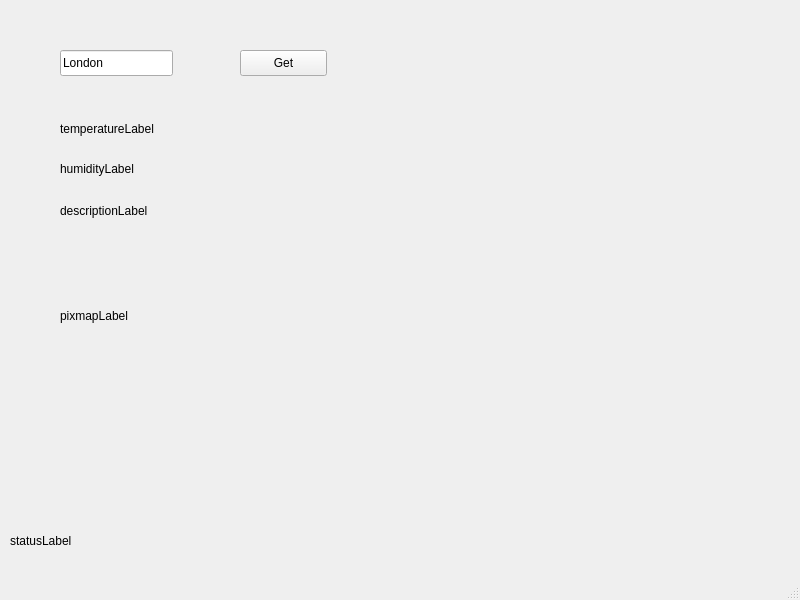
Before: the Qt Designer form WeatherApp/weather/mainwindow.ui in Djangoleg/LearnCpp, drawn with Qt 5.
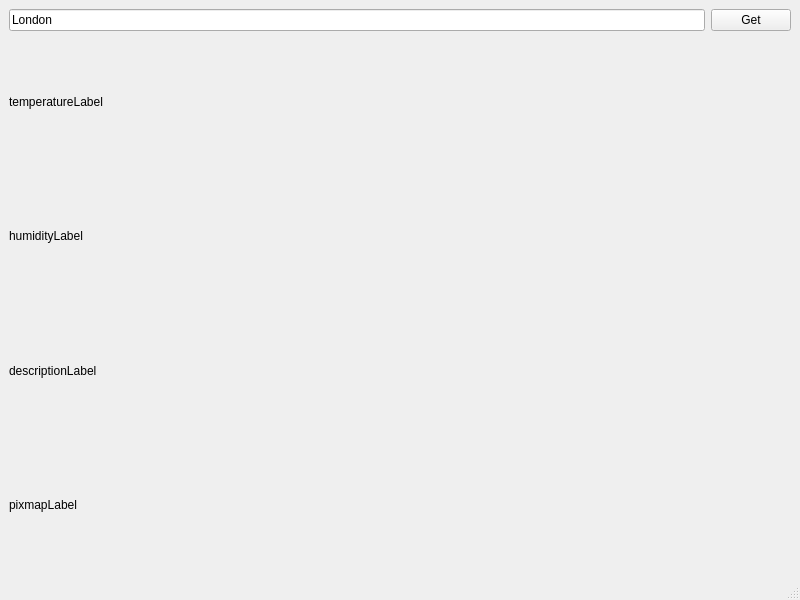
After: the same form once the commit is applied. Icons and pictures are not drawn.

Diff of the .ui file:
```diff
--- a/WeatherApp/weather/mainwindow.ui
+++ b/WeatherApp/weather/mainwindow.ui
@@ -14,97 +14,50 @@
    <string>MainWindow</string>
   </property>
   <widget class="QWidget" name="centralwidget">
+   <layout class="QGridLayout" name="gridLayout">
+    <item row="0" column="0">
    <widget class="QLineEdit" name="cityLineEdit">
-    <property name="geometry">
-     <rect>
-      <x>60</x>
-      <y>50</y>
-      <width>113</width>
-      <height>26</height>
-     </rect>
-    </property>
     <property name="text">
      <string>London</string>
     </property>
    </widget>
-   <widget class="QLabel" name="temperatureLabel">
-    <property name="geometry">
-     <rect>
-      <x>60</x>
-      <y>120</y>
-      <width>161</width>
-      <height>18</height>
-     </rect>
-    </property>
-    <property name="text">
-     <string>temperatureLabel</string>
-    </property>
-   </widget>
+    </item>
+    <item row="2" column="0">
    <widget class="QLabel" name="humidityLabel">
-    <property name="geometry">
-     <rect>
-      <x>60</x>
-      <y>160</y>
-      <width>151</width>
-      <height>18</height>
-     </rect>
-    </property>
     <property name="text">
      <string>humidityLabel</string>
     </property>
    </widget>
+    </item>
+    <item row="1" column="0">
+     <widget class="QLabel" name="temperatureLabel">
+      <property name="text">
+       <string>temperatureLabel</string>
+      </property>
+     </widget>
+    </item>
+    <item row="4" column="0">
+     <widget class="QLabel" name="pixmapLabel">
+      <property name="text">
+       <string>pixmapLabel</string>
+      </property>
+     </widget>
+    </item>
+    <item row="3" column="0" colspan="2">
    <widget class="QLabel" name="descriptionLabel">
-    <property name="geometry">
-     <rect>
-      <x>60</x>
-      <y>200</y>
-      <width>341</width>
-      <height>21</height>
-     </rect>
-    </property>
     <property name="text">
      <string>descriptionLabel</string>
     </property>
    </widget>
-   <widget class="QLabel" name="statusLabel">
-    <property name="geometry">
-     <rect>
-      <x>10</x>
-      <y>530</y>
-      <width>781</width>
-      <height>21</height>
-     </rect>
-    </property>
-    <property name="text">
-     <string>statusLabel</string>
-    </property>
-   </widget>
+    </item>
+    <item row="0" column="1">
    <widget class="QPushButton" name="getWeather">
-    <property name="geometry">
-     <rect>
-      <x>240</x>
-      <y>50</y>
-      <width>87</width>
-      <height>26</height>
-     </rect>
-    </property>
     <property name="text">
      <string>Get</string>
     </property>
    </widget>
-   <widget class="QLabel" name="pixmapLabel">
-    <property name="geometry">
-     <rect>
-      <x>60</x>
-      <y>240</y>
-      <width>151</width>
-      <height>151</height>
-     </rect>
-    </property>
-    <property name="text">
-     <string>pixmapLabel</string>
-    </property>
-   </widget>
+    </item>
+   </layout>
   </widget>
   <widget class="QMenuBar" name="menubar">
    <property name="geometry">
```
Left out of the diff: 5 changed lines with no effect on the pictures. Lines whose indentation alone changed are shown as unchanged.
